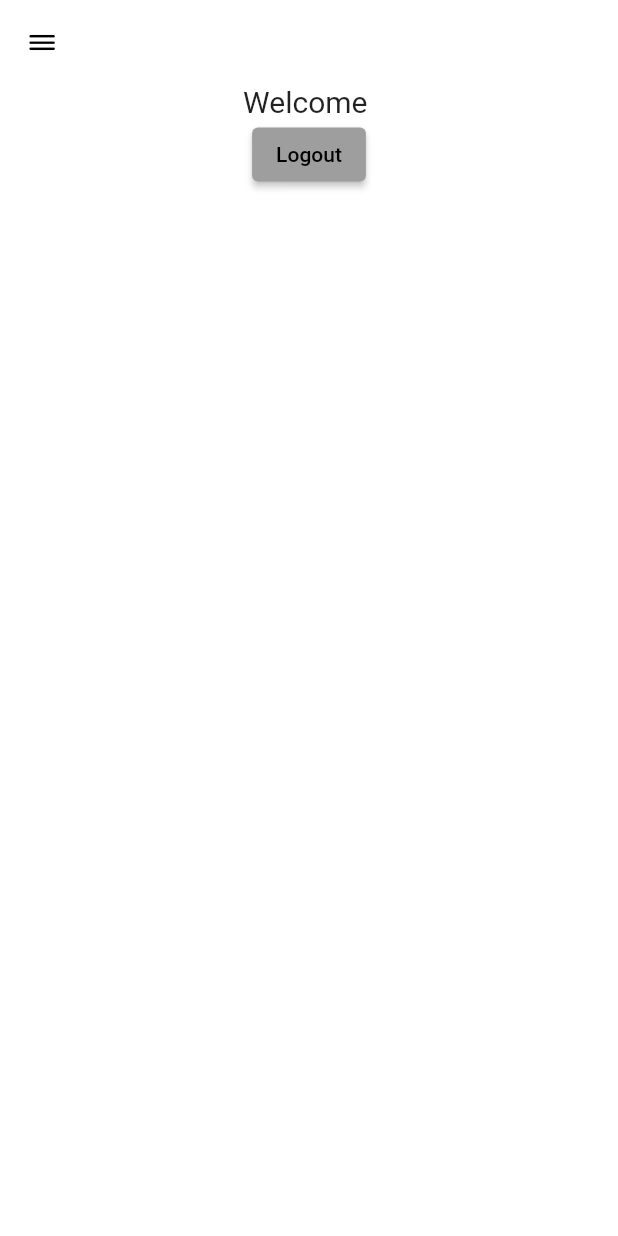
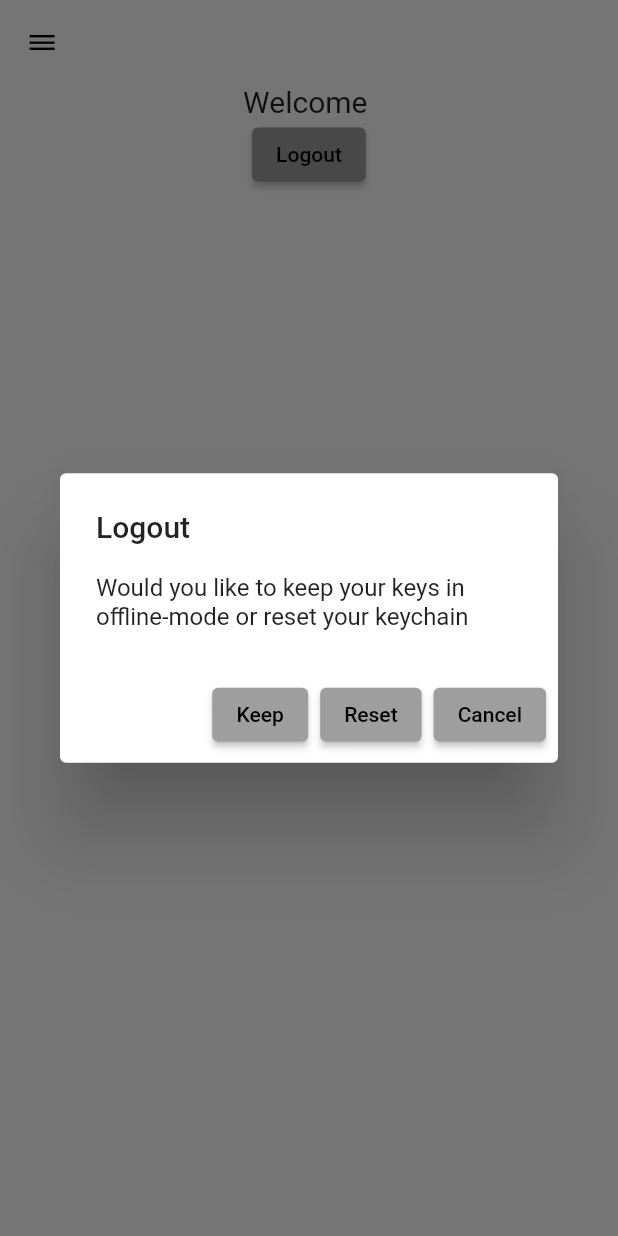
Before and after one commit to Neifen/KeyChain, a Flutter app: the LoginPage screen opened by its route, after a tap on "Logout", on a phone screen of 412 x 824 dp. Run offline on Flutter 3.47's test engine with Material 2 defaults, Android fonts, the phone set to English and light mode, and no system bars; our stand-ins replace awesome_notifications, carousel_slider, firebase_auth, firebase_core, firebase_database, firebase_messaging and 3 more; missing offline and left inert: dart:ffi; accounts and stored records are empty.

Commit message:
Fixed some issues with syncing online and offline keys

```diff
--- a/lib/app_constrains/my_drawer.dart
+++ b/lib/app_constrains/my_drawer.dart
@@ -5,17 +5,17 @@ import 'package:key_chain/contact/contact_page.dart';
 import 'package:key_chain/gospel_track/gospel_track_page.dart';
 import 'package:key_chain/key_maker/key_maker_page.dart';
 import 'package:key_chain/keychain/keychain_page.dart';
-import 'package:key_chain/login/loginData.dart';
+import 'package:key_chain/login/authProvider.dart';
 import 'package:key_chain/login/loginPage.dart';
 import 'package:provider/provider.dart';
 
 class MyDrawer extends StatelessWidget {
-  static Widget _createRestrictedDrawerItem(BuildContext context,
+  Widget _createAdminDrawerItem(BuildContext context,
       {required String text,
       required String page,
       IconData? iconData,
-      required LoginData loginData}) {
-    if (loginData.isAdmin()) {
+      required AuthProvider auth}) {
+    if (auth.isAdmin()) {
       return ListTile(
         title: Padding(
           padding: EdgeInsets.only(left: 8.0),
@@ -31,7 +31,23 @@ class MyDrawer extends StatelessWidget {
     }
   }
 
-  static Widget _createDrawerItem(BuildContext context,
+  Widget _createOnlineOfflineDrawerItem(BuildContext context,
+      {required String onlineText,
+      required String offlineText,
+      required String page,
+      IconData? iconData,
+      required AuthProvider auth}) {
+    return ListTile(
+      title: Padding(
+        padding: EdgeInsets.only(left: 8.0),
+        child: Text(auth.isLoggedIn() ? onlineText : offlineText),
+      ),
+      trailing: Icon(iconData),
+      onTap: () => Navigator.pushNamed(context, page),
+    );
+  }
+
+  Widget _createDrawerItem(BuildContext context,
       {required String text, required String page, IconData? iconData}) {
     return ListTile(
       title: Padding(
@@ -43,7 +59,7 @@ class MyDrawer extends StatelessWidget {
     );
   }
 
-  static Widget _createHeader(String _text) {
+  Widget _createHeader(String _text) {
     return DrawerHeader(
         child: Stack(children: <Widget>[
       Positioned(
@@ -59,7 +75,7 @@ class MyDrawer extends StatelessWidget {
 
   @override
   Widget build(BuildContext context) {
-    return Consumer<LoginData>(
+    return Consumer<AuthProvider>(
       builder: (_, data, ___) => Drawer(
         child: ListView(
           padding: EdgeInsets.zero,
@@ -72,15 +88,19 @@ class MyDrawer extends StatelessWidget {
               page: KeyChainPage.route,
               iconData: Icons.dns_outlined,
             ),
-            _createDrawerItem(context,
-                text: 'Save Keys to cloud / Login',
+            _createOnlineOfflineDrawerItem(context,
+                offlineText: 'Save Keys to cloud / Login',
+                onlineText: 'Logout',
                 page: LoginPage.route,
-                iconData: Icons.login_outlined),
-            _createRestrictedDrawerItem(context,
-                text: 'Keymaker',
-                page: KeyMakerPage.route,
-                iconData: CupertinoIcons.hammer,
-                loginData: data),
+                iconData: Icons.login_outlined,
+                auth: data),
+            _createAdminDrawerItem(
+              context,
+              text: 'Keymaker',
+              page: KeyMakerPage.route,
+              iconData: CupertinoIcons.hammer,
+              auth: data,
+            ),
             _createDrawerItem(context,
                 text: 'Contact us',
                 page: ContactPage.route,
--- a/lib/keychain/db/key_saver.dart
+++ b/lib/keychain/db/key_saver.dart
@@ -3,7 +3,7 @@ import 'dart:async';
 import 'package:key_chain/keychain/db/firedb_key_controller.dart';
 import 'package:key_chain/keychain/db/key_controller_state.dart';
 import 'package:key_chain/keychain/db/sqlite_key_controller.dart';
-import 'package:key_chain/login/loginData.dart';
+import 'package:key_chain/login/authProvider.dart';
 
 import 'key_entity.dart';
 
@@ -14,8 +14,8 @@ class KeySaver {
   //todo: find out why the private constructor is needed
   static final KeySaver _instance = KeySaver._privateConstructor();
   KeySaver._privateConstructor() {
-    if (LoginData().isLoggedIn()) {
-      _currentState = FireDBKeyController(LoginData().getUser()!.email!);
+    if (AuthProvider().isLoggedIn()) {
+      _currentState = FireDBKeyController(AuthProvider().getUser()!.email!);
     } else {
       _currentState = SQLiteKeyController();
     }
@@ -25,20 +25,32 @@ class KeySaver {
     return _instance;
   }
 
-  login(String userId) {
+  loginAndOnlyTakeFireDB(String userId) async {
     if (_currentState is FireDBKeyController) return;
-    _switchState(FireDBKeyController(userId));
+    _currentState.deleteAll();
+    await _switchState(FireDBKeyController(userId));
   }
 
-  logout() {
+  loginAndMix(String userId) async {
+    if (_currentState is FireDBKeyController) return;
+    await _switchState(FireDBKeyController(userId));
+  }
+
+  logoutAndKeep() {
     if (_currentState is SQLiteKeyController) return;
     _switchState(SQLiteKeyController());
   }
 
+  logoutAndReset() async {
+    if (_currentState is SQLiteKeyController) return;
+    await _switchState(SQLiteKeyController());
+    _currentState.deleteAll();
+  }
+
   _switchState(IKeyControllerState newState) async {
-    var keys = await _currentState.keys();
-    newState.insertAll(keys);
-    _currentState.deleteAll();
+    var oldKeys = await _currentState.keys();
+
+    await newState.insertAll(oldKeys);
 
     _currentState = newState;
   }
--- a/lib/login/logoutPage.dart
+++ b/lib/login/logoutPage.dart
@@ -1,9 +1,52 @@
 import 'package:flutter/material.dart';
+import 'package:key_chain/keychain/db/key_saver.dart';
+import 'package:key_chain/keychain/key_reciever.dart';
 import 'package:provider/provider.dart';
 
-import 'loginData.dart';
+import 'authProvider.dart';
 
 class LogoutPage extends StatelessWidget {
+  showLogoutDialog(BuildContext context) {
+    // set up the buttons
+    Widget cancelButton = ElevatedButton(
+      child: Text("Cancel"),
+      onPressed: () {
+        Navigator.of(context).pop();
+      },
+    );
+    Widget resetButton = ElevatedButton(
+      child: Text("Reset"),
+      onPressed: () async {
+        Navigator.of(context).pop();
+        await KeySaver().logoutAndReset();
+        await context.read<AuthProvider>().logout();
+        context.read<KeyReciever>().loadKeys();
+      },
+    );
+    Widget keepButton = ElevatedButton(
+      child: Text("Keep"),
+      onPressed: () async {
+        Navigator.of(context).pop();
+        await KeySaver().logoutAndKeep();
+        context.read<AuthProvider>().logout();
+      },
+    );
+
+    AlertDialog alert = AlertDialog(
+      title: Text("Logout"),
+      content: Text(
+          "Would you like to keep your keys in offline-mode or reset your keychain"),
+      actions: [keepButton, resetButton, cancelButton],
+    );
+
+    showDialog(
+      context: context,
+      builder: (BuildContext context) {
+        return alert;
+      },
+    );
+  }
+
   @override
   Widget build(BuildContext context) {
     return Container(
@@ -11,13 +54,13 @@ class LogoutPage extends StatelessWidget {
         child: Column(
           children: [
             Text(
-              'Welcome ${context.read<LoginData>().getUser()!.email}',
+              'Welcome ${context.read<AuthProvider>().getUser()!.email}',
               style: TextStyle(fontSize: 20),
             ),
             ElevatedButton(
               child: Text("Logout"),
               onPressed: () {
-                context.read<LoginData>().logout();
+                showLogoutDialog(context);
               },
             ),
           ],
--- a/lib/main.dart
+++ b/lib/main.dart
@@ -7,7 +7,7 @@ import 'package:key_chain/contact/contact_page.dart';
 import 'package:key_chain/gospel_track/gospel_track_page.dart';
 import 'package:key_chain/gospel_track/page_number.dart';
 import 'package:key_chain/keychain/keychain_page.dart';
-import 'package:key_chain/login/loginData.dart';
+import 'package:key_chain/login/authProvider.dart';
 import 'package:key_chain/login/loginPage.dart';
 import 'package:key_chain/login/registerPage.dart';
 import 'package:provider/provider.dart';
@@ -27,7 +27,7 @@ class MyApp extends StatelessWidget {
     return MultiProvider(
       providers: [
         ChangeNotifierProvider(create: (_) => KeyStates()),
-        ChangeNotifierProvider(create: (_) => LoginData()),
+        ChangeNotifierProvider(create: (_) => AuthProvider()),
         ChangeNotifierProvider(create: (_) => KeyReciever()),
         ChangeNotifierProvider(create: (_) => PageNumber())
       ],
```
Also changed, not shown: lib/keychain/keychain_screen.dart (+7 -4 lines), lib/login/authProvider.dart (added, +86 -0 lines), lib/login/loginPage.dart (+54 -4 lines), lib/login/registerPage.dart (+6 -6 lines).
